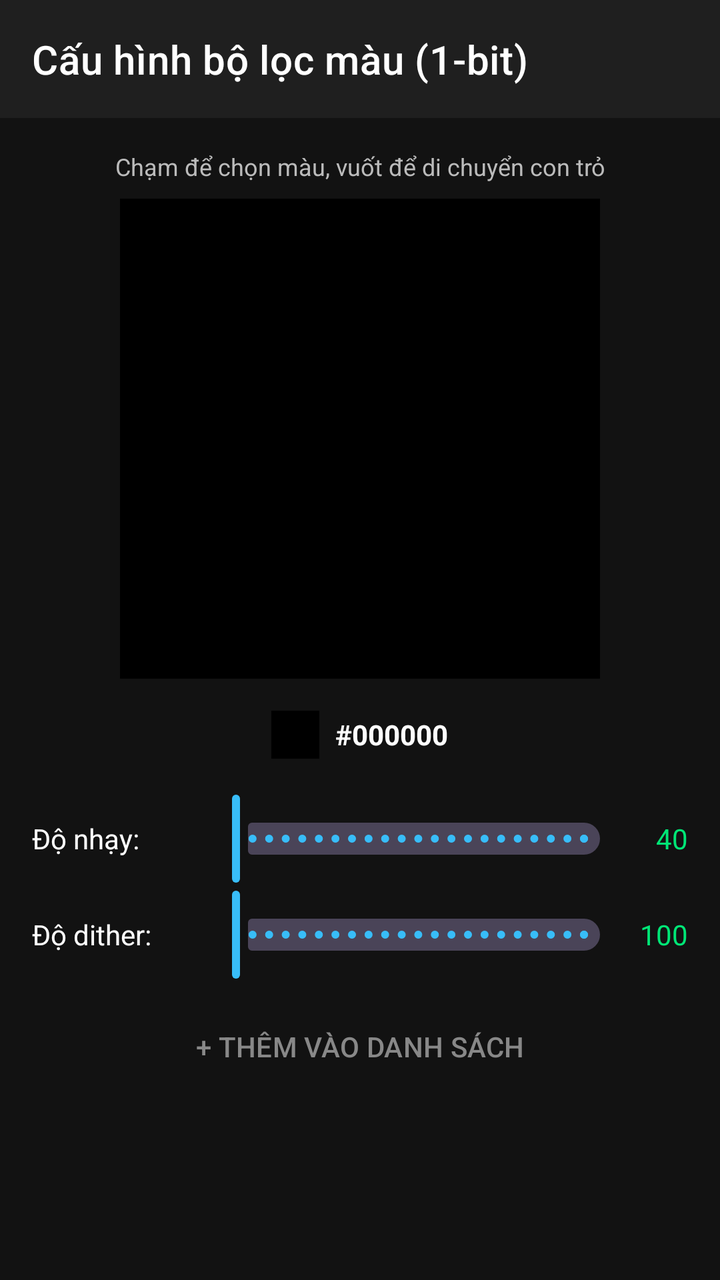
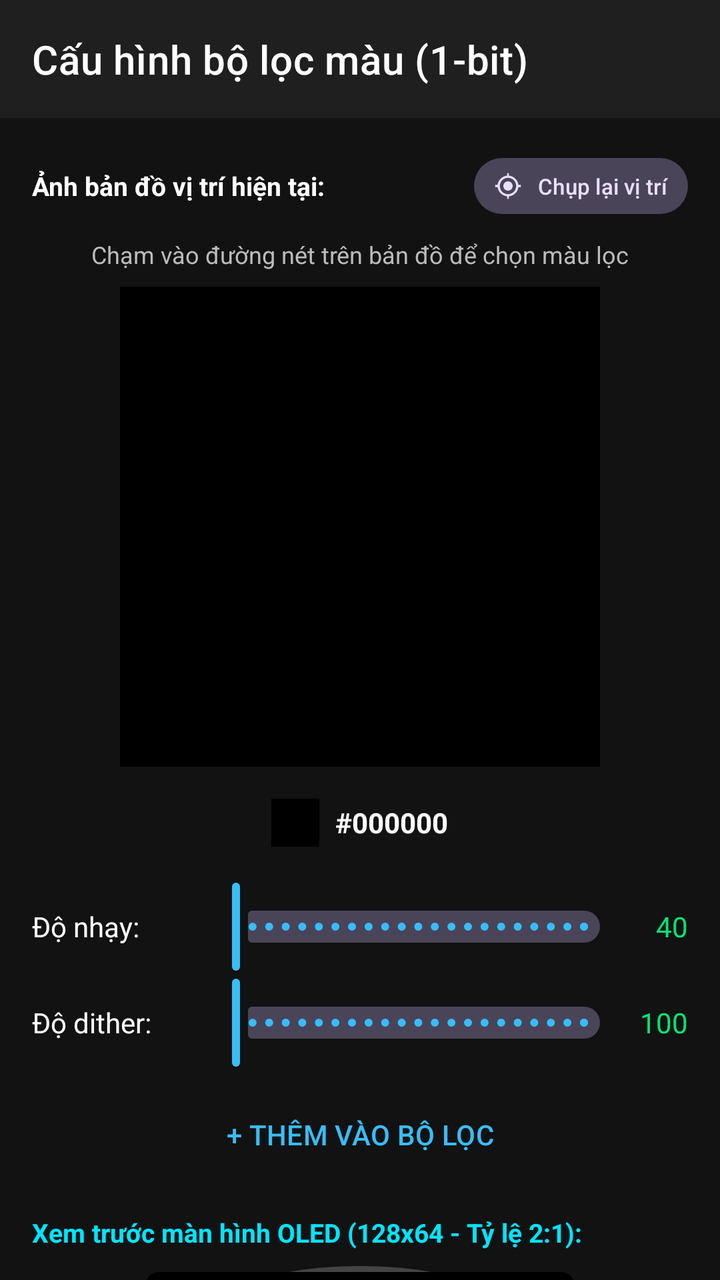

Before-and-after screenshots of an Android layout around one commit, followed by the original layout XML and the change that was made.
<!-- AndroidManifest.xml: activity theme Theme.TYMAP -->
<!-- res/layout/activity_oled_color_filter.xml -->
<?xml version="1.0" encoding="utf-8"?>
<LinearLayout xmlns:android="http://schemas.android.com/apk/res/android"
    xmlns:app="http://schemas.android.com/apk/res-auto"
    android:layout_width="match_parent"
    android:layout_height="match_parent"
    android:orientation="vertical"
    android:background="#121212">

    <TextView
        android:layout_width="match_parent"
        android:layout_height="wrap_content"
        android:padding="16dp"
        android:text="Cấu hình bộ lọc màu (1-bit)"
        android:textAppearance="?attr/textAppearanceHeadline6"
        android:textColor="#FFFFFF"
        android:background="#1F1F1F" />

    <androidx.core.widget.NestedScrollView
        android:layout_width="match_parent"
        android:layout_height="match_parent">

        <LinearLayout
            android:layout_width="match_parent"
            android:layout_height="wrap_content"
            android:orientation="vertical"
            android:padding="16dp">

            <TextView
                android:layout_width="match_parent"
                android:layout_height="wrap_content"
                android:gravity="center"
                android:text="Chạm để chọn màu, vuốt để di chuyển con trỏ"
                android:textColor="#BBBBBB"
                android:textSize="12sp" />

            
            <FrameLayout
                android:layout_width="240dp"
                android:layout_height="240dp"
                android:layout_gravity="center"
                android:layout_marginTop="8dp"
                android:background="#000000">
                <ImageView
                    android:id="@+id/ivSampleImage"
                    android:layout_width="match_parent"
                    android:layout_height="match_parent"
                    android:scaleType="centerCrop" />
                <View
                    android:id="@+id/vPickerPointer"
                    android:layout_width="20dp"
                    android:layout_height="20dp"
                    android:background="@drawable/bg_picker_pointer"
                    android:visibility="gone" />
            </FrameLayout>

            <LinearLayout
                android:layout_width="wrap_content"
                android:layout_height="wrap_content"
                android:layout_gravity="center"
                android:layout_marginTop="16dp"
                android:gravity="center_vertical"
                android:orientation="horizontal">

                <View
                    android:id="@+id/vCurrentColor"
                    android:layout_width="24dp"
                    android:layout_height="24dp"
                    android:background="#000000" />

                <TextView
                    android:id="@+id/tvCurrentColorHex"
                    android:layout_width="wrap_content"
                    android:layout_height="wrap_content"
                    android:layout_marginStart="8dp"
                    android:text="#000000"
                    android:textColor="#FFFFFF"
                    android:textStyle="bold" />
            </LinearLayout>

            
            <LinearLayout
                android:layout_width="match_parent"
                android:layout_height="wrap_content"
                android:layout_marginTop="16dp"
                android:gravity="center_vertical"
                android:orientation="horizontal">
                <TextView
                    android:layout_width="80dp"
                    android:layout_height="wrap_content"
                    android:text="Độ nhạy:"
                    android:textColor="#FFFFFF" />
                <com.google.android.material.slider.Slider
                    android:id="@+id/sliderTolerance"
                    android:layout_width="0dp"
                    android:layout_height="wrap_content"
                    android:layout_weight="1"
                    android:valueFrom="0"
                    android:valueTo="100"
                    android:stepSize="1" />
                <TextView
                    android:id="@+id/tvToleranceValue"
                    android:layout_width="30dp"
                    android:layout_height="wrap_content"
                    android:gravity="end"
                    android:text="40"
                    android:textColor="#00E676" />
            </LinearLayout>

            <LinearLayout
                android:layout_width="match_parent"
                android:layout_height="wrap_content"
                android:gravity="center_vertical"
                android:orientation="horizontal">
                <TextView
                    android:layout_width="80dp"
                    android:layout_height="wrap_content"
                    android:text="Độ dither:"
                    android:textColor="#FFFFFF" />
                <com.google.android.material.slider.Slider
                    android:id="@+id/sliderDither"
                    android:layout_width="0dp"
                    android:layout_height="wrap_content"
                    android:layout_weight="1"
                    android:valueFrom="0"
                    android:valueTo="100"
                    android:stepSize="1" />
                <TextView
                    android:id="@+id/tvDitherValue"
                    android:layout_width="30dp"
                    android:layout_height="wrap_content"
                    android:gravity="end"
                    android:text="100"
                    android:textColor="#00E676" />
            </LinearLayout>

            <Button
                android:id="@+id/btnAddFilter"
                style="@style/Widget.Material3.Button.TextButton"
                android:layout_width="match_parent"
                android:layout_height="wrap_content"
                android:layout_marginTop="8dp"
                android:text="+ THÊM VÀO DANH SÁCH"
                android:textColor="#888888" />

            <androidx.recyclerview.widget.RecyclerView
                android:id="@+id/rvFilters"
                android:layout_width="match_parent"
                android:layout_height="wrap_content"
                android:layout_marginTop="16dp" />

        </LinearLayout>
    </androidx.core.widget.NestedScrollView>

</LinearLayout>
<!-- resources referenced by this layout -->
<resources>
  <!-- drawable bg_picker_pointer (drawable) -->
  <?xml version="1.0" encoding="utf-8"?>
  <shape xmlns:android="http://schemas.android.com/apk/res/android"
      android:shape="oval">
      <stroke android:width="2dp" android:color="#FFFFFF" />
      <solid android:color="#40000000" />
  </shape>
  <style name="Theme.TYMAP" parent="Theme.Material3.Dark.NoActionBar">
          
          <item name="colorPrimary">@color/colorAccentCyan</item>
          <item name="colorOnPrimary">@color/white</item>
  
          
          <item name="android:windowBackground">@color/colorBackgroundDeep</item>
          <item name="colorSurface">@color/colorSurfaceGlass</item>
          <item name="colorOnSurface">#FFFFFF</item>
          <item name="colorSurfaceVariant">#1E293B</item>
          <item name="colorOnSurfaceVariant">#94A3B8</item>
  
          
          <item name="android:statusBarColor">@color/colorBackgroundDeep</item>
          <item name="android:navigationBarColor">@color/colorBackgroundDeep</item>
      </style>
  <color name="colorAccentCyan">#38BDF8</color>
  <color name="white">#FFFFFFFF</color>
  <color name="colorBackgroundDeep">#090D16</color>
  <color name="colorSurfaceGlass">#D90F172A</color>
</resources>

<!-- the commit's change to res/layout/activity_oled_color_filter.xml (unified diff, before → after) -->
@@ -25,11 +25,39 @@
             android:orientation="vertical"
             android:padding="16dp">
 
+            <LinearLayout
+                android:layout_width="match_parent"
+                android:layout_height="wrap_content"
+                android:orientation="horizontal"
+                android:gravity="center_vertical"
+                android:layout_marginBottom="8dp">
+
+                <TextView
+                    android:layout_width="0dp"
+                    android:layout_height="wrap_content"
+                    android:layout_weight="1"
+                    android:text="Ảnh bản đồ vị trí hiện tại:"
+                    android:textColor="#FFFFFF"
+                    android:textStyle="bold"
+                    android:textSize="13sp" />
+
+                <com.google.android.material.button.MaterialButton
+                    android:id="@+id/btnRefreshMap"
+                    style="@style/Widget.Material3.Button.TonalButton"
+                    android:layout_width="wrap_content"
+                    android:layout_height="36dp"
+                    android:text="Chụp lại vị trí"
+                    android:textSize="11sp"
+                    app:icon="@drawable/ic_my_location"
+                    app:iconSize="14dp"
+                    android:paddingHorizontal="10dp" />
+            </LinearLayout>
+
             <TextView
                 android:layout_width="match_parent"
                 android:layout_height="wrap_content"
                 android:gravity="center"
-                android:text="Chạm để chọn màu, vuốt để di chuyển con trỏ"
+                android:text="Chạm vào đường nét trên bản đồ để chọn màu lọc"
                 android:textColor="#BBBBBB"
                 android:textSize="12sp" />
 
@@ -139,14 +167,58 @@
                 android:layout_width="match_parent"
                 android:layout_height="wrap_content"
                 android:layout_marginTop="8dp"
-                android:text="+ THÊM VÀO DANH SÁCH"
-                android:textColor="#888888" />
+                android:text="+ THÊM VÀO BỘ LỌC"
+                android:textColor="@color/colorAccentCyan" />
+
+            
+            <TextView
+                android:layout_width="match_parent"
+                android:layout_height="wrap_content"
+                android:layout_marginTop="16dp"
+                android:text="Xem trước màn hình OLED (128x64 - Tỷ lệ 2:1):"
+                android:textColor="#00E5FF"
+                android:textSize="13sp"
+                android:textStyle="bold" />
+
+            <FrameLayout
+                android:layout_width="220dp"
+                android:layout_height="110dp"
+                android:layout_gravity="center"
+                android:layout_marginTop="8dp"
+                android:background="@drawable/bg_watch_frame"
+                android:padding="3dp">
+
+                <androidx.cardview.widget.CardView
+                    android:layout_width="match_parent"
+                    android:layout_height="match_parent"
+                    app:cardCornerRadius="6dp"
+                    app:cardBackgroundColor="#000000"
+                    app:cardElevation="0dp">
+
+                    <ImageView
+                        android:id="@+id/ivOledPreview"
+                        android:layout_width="match_parent"
+                        android:layout_height="match_parent"
+                        android:scaleType="fitXY"
+                        android:contentDescription="OLED Filtered Preview" />
+
+                </androidx.cardview.widget.CardView>
+            </FrameLayout>
+
+            <TextView
+                android:layout_width="match_parent"
+                android:layout_height="wrap_content"
+                android:layout_marginTop="16dp"
+                android:text="Danh sách bộ lọc màu đang áp dụng:"
+                android:textColor="#FFFFFF"
+                android:textSize="13sp"
+                android:textStyle="bold" />
 
             <androidx.recyclerview.widget.RecyclerView
                 android:id="@+id/rvFilters"
                 android:layout_width="match_parent"
                 android:layout_height="wrap_content"
-                android:layout_marginTop="16dp" />
+                android:layout_marginTop="8dp" />
 
         </LinearLayout>
     </androidx.core.widget.NestedScrollView>
<!-- resource entries referenced after the edit -->
@@ -7,6 +7,25 @@
       <stroke android:width="2dp" android:color="#FFFFFF" />
       <solid android:color="#40000000" />
   </shape>
+  <!-- drawable bg_watch_frame (drawable) -->
+  <?xml version="1.0" encoding="utf-8"?>
+  <shape xmlns:android="http://schemas.android.com/apk/res/android"
+      android:shape="oval">
+      <stroke
+          android:width="4dp"
+          android:color="#444444" />
+      <solid android:color="#000000" />
+  </shape>
+  <!-- drawable ic_my_location (drawable) -->
+  <vector xmlns:android="http://schemas.android.com/apk/res/android"
+      android:width="24dp"
+      android:height="24dp"
+      android:viewportWidth="24"
+      android:viewportHeight="24">
+    <path
+        android:fillColor="@android:color/black"
+        android:pathData="M12,8c-2.21,0 -4,1.79 -4,4s1.79,4 4,4 4,-1.79 4,-4 -1.79,-4 -4,-4zM20.94,11c-0.46,-4.17 -4.11,-7.54 -8.29,-7.94L12.65,1h-1.3v2.06c-4.18,0.4 -7.83,3.77 -8.29,7.94L1,11.05v1.9h2.06c0.46,4.17 4.11,7.54 8.29,7.94L11.35,23h1.3v-2.06c4.18,-0.4 7.83,-3.77 8.29,-7.94L23,12.95v-1.9h-2.06zM12,19c-3.87,0 -7,-3.13 -7,-7s3.13,-7 7,-7 7,3.13 7,7 -3.13,7 -7,7z"/>
+  </vector>
   <style name="Theme.TYMAP" parent="Theme.Material3.Dark.NoActionBar">
           
           <item name="colorPrimary">@color/colorAccentCyan</item>
